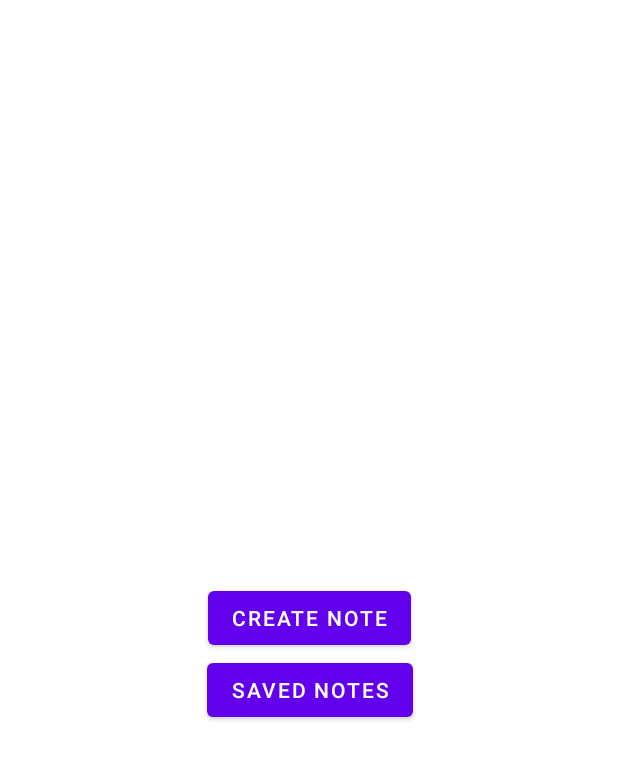
After one commit to wesamnabeel99/BrainStorming, an Android app: the fragment HomeFragment shown on its own in the app's theme, on a phone screen of 412 x 824 dp. The commit adds this screen. Shown: the top 760 px of the screen. Run offline under Robolectric (Android 15) with nearby library versions, the phone set to English and light mode, and no system bars; our stand-ins replace data binding.

Commit message:
add home screen

```diff
--- /dev/null
+++ b/app/src/main/java/com/wesam/brainstorming/ui/home/HomeFragment.kt
@@ -0,0 +1,10 @@
+package com.wesam.brainstorming.ui.home
+
+import androidx.fragment.app.viewModels
+import com.wesam.brainstorming.R
+import com.wesam.brainstorming.databinding.FragmentHomeBinding
+import com.wesam.brainstorming.ui.base.BaseFragment
+
+class HomeFragment : BaseFragment<FragmentHomeBinding>(R.layout.fragment_home) {
+    override val viewModel: HomeViewModel by viewModels()
+}
--- /dev/null
+++ b/app/src/main/java/com/wesam/brainstorming/ui/home/HomeViewModel.kt
@@ -0,0 +1,6 @@
+package com.wesam.brainstorming.ui.home
+
+import androidx.lifecycle.ViewModel
+
+class HomeViewModel : ViewModel() {
+}
--- a/app/src/main/java/com/wesam/brainstorming/ui/home/NoteFragment.kt
+++ b/app/src/main/java/com/wesam/brainstorming/ui/notes/NoteFragment.kt
@@ -1,4 +1,4 @@
-package com.wesam.brainstorming.ui.home
+package com.wesam.brainstorming.ui.notes
 
 import androidx.fragment.app.viewModels
 import androidx.navigation.fragment.findNavController
--- a/app/src/main/java/com/wesam/brainstorming/ui/home/NoteViewModel.kt
+++ b/app/src/main/java/com/wesam/brainstorming/ui/notes/NoteViewModel.kt
@@ -1,4 +1,4 @@
-package com.wesam.brainstorming.ui.home
+package com.wesam.brainstorming.ui.notes
 
 import androidx.lifecycle.viewModelScope
 import com.wesam.brainstorming.model.local.entity.Note
--- /dev/null
+++ b/app/src/main/res/layout/fragment_home.xml
@@ -0,0 +1,33 @@
+<?xml version="1.0" encoding="utf-8"?>
+<layout xmlns:android="http://schemas.android.com/apk/res/android"
+    xmlns:app="http://schemas.android.com/apk/res-auto">
+
+    <data>
+        <variable
+            name="viewModel"
+            type="com.wesam.brainstorming.ui.home.HomeViewModel" />
+    </data>
+
+    <androidx.constraintlayout.widget.ConstraintLayout
+        android:layout_width="match_parent"
+        android:layout_height="match_parent">
+
+        <Button
+            android:id="@+id/button"
+            android:layout_width="wrap_content"
+            android:layout_height="wrap_content"
+            android:text="create note"
+            app:layout_constraintBottom_toBottomOf="parent"
+            app:layout_constraintEnd_toEndOf="parent"
+            app:layout_constraintStart_toStartOf="parent"
+            app:layout_constraintTop_toTopOf="parent" />
+
+        <Button
+            android:layout_width="wrap_content"
+            android:layout_height="wrap_content"
+            android:text="saved notes"
+            app:layout_constraintEnd_toEndOf="@+id/button"
+            app:layout_constraintStart_toStartOf="@+id/button"
+            app:layout_constraintTop_toBottomOf="@+id/button" />
+    </androidx.constraintlayout.widget.ConstraintLayout>
+</layout>
--- a/app/src/main/res/layout/fragment_note.xml
+++ b/app/src/main/res/layout/fragment_note.xml
@@ -6,7 +6,7 @@
     <data>
         <variable
             name="viewModel"
-            type="com.wesam.brainstorming.ui.home.NoteViewModel" />
+            type="com.wesam.brainstorming.ui.notes.NoteViewModel" />
     </data>
 
     <androidx.constraintlayout.widget.ConstraintLayout
--- a/app/src/main/res/navigation/navigation.xml
+++ b/app/src/main/res/navigation/navigation.xml
@@ -8,7 +8,7 @@
 
     <fragment
         android:id="@+id/noteFragment"
-        android:name="com.wesam.brainstorming.ui.home.NoteFragment"
+        android:name="com.wesam.brainstorming.ui.notes.NoteFragment"
         android:label="NoteFragment"
         tools:layout="@layout/fragment_note">
         <action
```
